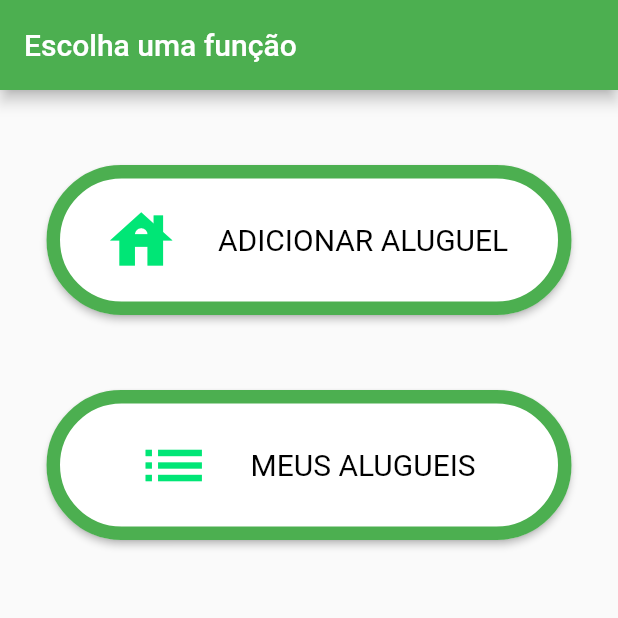
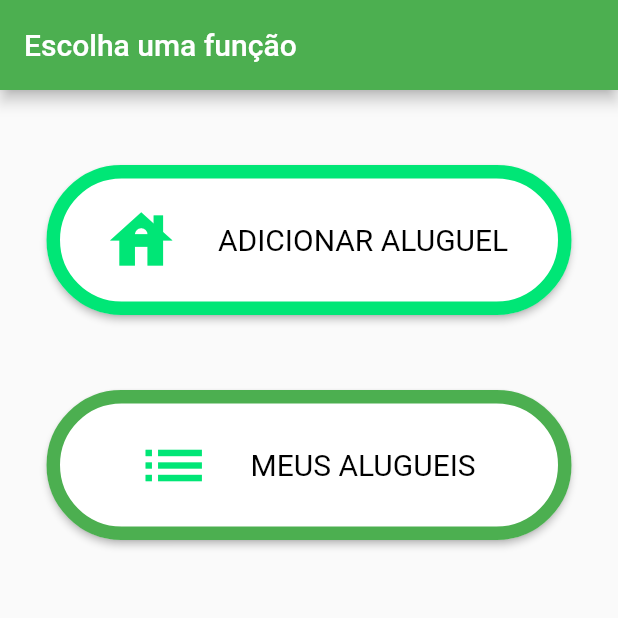
Before and after one commit to FelipeDourado0/Aluga, a Flutter app: the screen it shows after launch, on a phone screen of 412 x 824 dp, the top half of it. Run offline on Flutter 3.47's test engine with Material 2 defaults, Android fonts, the light colour scheme and no system bars.

```diff
--- a/lib/pages/home.dart
+++ b/lib/pages/home.dart
@@ -39,23 +39,22 @@ class _MyStatefulWidgetState extends State<MyStatefulWidget> {
                   icon: Icon(
                     Icons.house,
                     size: 50.0,
-                    color: Colors.greenAccent.shade400,
+                    color: const Color.fromARGB(255, 0, 230, 118),
                   ),
                   style: ElevatedButton.styleFrom(
                     onPrimary: Colors.black, // muda a cor das letras do botao
                     primary: Colors.white,
                     shape: const RoundedRectangleBorder(
                       borderRadius: BorderRadius.all(Radius.circular(100.0)),
-                      side: BorderSide(color: Colors.green, width: 9),
+                      side: BorderSide(color: Color.fromARGB(255, 0, 230, 118), width: 9),
                     ),
                     textStyle: TextStyle(fontSize: 20),
                   ),
                   onPressed: () {
-
-                       Navigator.push(
-                       context,
-                       MaterialPageRoute(builder: (context) => const Pag2()),
-            );
+                    Navigator.push(
+                    context,
+                    MaterialPageRoute(builder: (context) => const Pag2()),
+                    );
                   },
                 ),
               ),
@@ -68,7 +67,7 @@ class _MyStatefulWidgetState extends State<MyStatefulWidget> {
                   icon: Icon(
                     Icons.list,
                     size: 50,
-                    color: Colors.greenAccent.shade400,
+                    color: const Color.fromARGB(255, 0, 230, 118),
                   ),
                   style: ElevatedButton.styleFrom(
                     onPrimary: Colors.black, // muda a cor das letras do botao
```
Also changed, not shown: 2 other files.
